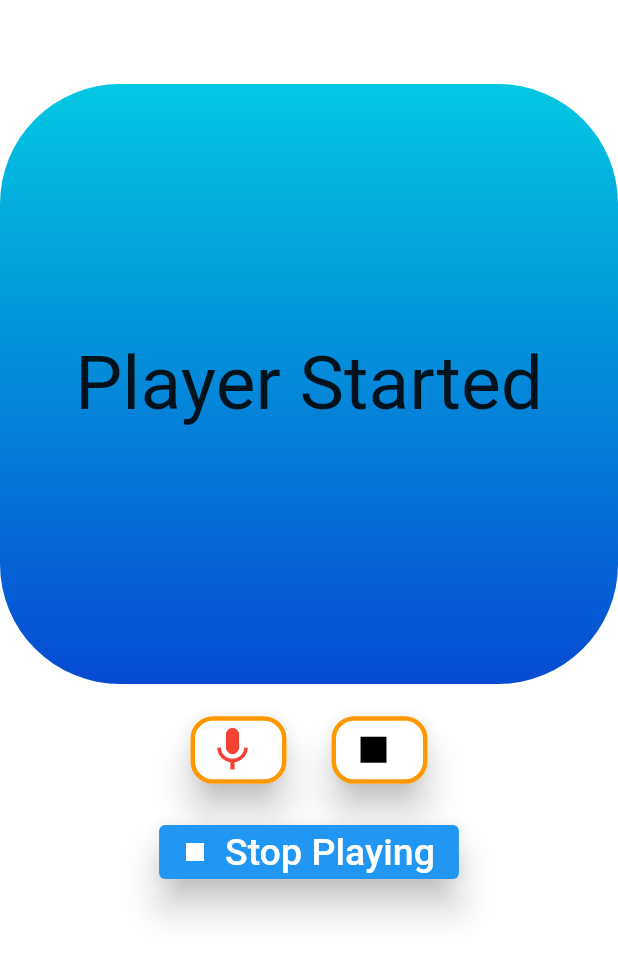
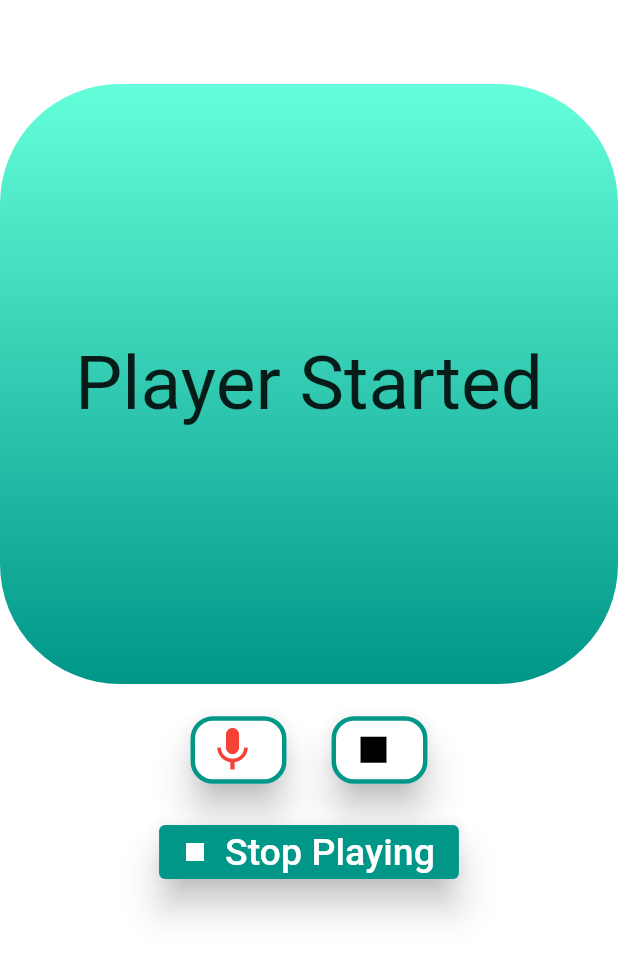
Before and after one commit to ibrahim-cse/audio_recorder, a Flutter app: the screen it shows after launch, after a tap on "Start Playing", on a phone screen of 412 x 824 dp. Shown: the top 958 px of the screen. Run offline on Flutter 3.47's test engine with Material 2 defaults, Android fonts, the phone set to English and light mode, and no system bars; our stand-ins replace assets_audio_player, permission_handler; missing offline and left inert: flutter_sound.

Commit message:
UI Updated

```diff
--- a/lib/main.dart
+++ b/lib/main.dart
@@ -18,11 +18,11 @@ class MyApp extends StatelessWidget {
   Widget build(BuildContext context) {
     return MaterialApp(
       debugShowCheckedModeBanner: false,
-      title: 'Flutter Demo',
+      title: 'Audio Recorder',
       theme: ThemeData(
-        primarySwatch: Colors.blue,
+        primarySwatch: Colors.teal,
       ),
-      home: MyHomePage(title: 'Flutter Demo Home Page'),
+      home: MyHomePage(title: 'Audio Recorder Home Page'),
     );
   }
 }
@@ -41,7 +41,7 @@ class _MyHomePageState extends State<MyHomePage> {
   final audioPlayer = AssetsAudioPlayer();
   String filePath;
   bool _play = false;
-  String _recorderTxt = 'Voice Recorder';
+  String _recorderTxt = 'Audio Recorder';
 
   @override
   void initState() {
@@ -88,8 +88,8 @@ class _MyHomePageState extends State<MyHomePage> {
                     begin: Alignment.topCenter,
                     end: Alignment.bottomCenter,
                     colors: [
-                      Color.fromARGB(255, 2, 199, 226),
-                      Color.fromARGB(255, 6, 75, 210)
+                      Colors.tealAccent,
+                      Colors.teal,
                     ],
                   ),
                   borderRadius: BorderRadius.circular(
@@ -113,7 +113,7 @@ class _MyHomePageState extends State<MyHomePage> {
                   buildElevatedButton(
                     icon: Icons.mic,
                     iconColor: Colors.red,
-                    f: record,
+                    onPress: record,
                   ),
                   SizedBox(
                     width: 30,
@@ -121,7 +121,7 @@ class _MyHomePageState extends State<MyHomePage> {
                   buildElevatedButton(
                     icon: Icons.stop,
                     iconColor: Colors.black,
-                    f: stopRecord,
+                    onPress: stopRecord,
                   ),
                 ],
               ),
@@ -166,12 +166,12 @@ class _MyHomePageState extends State<MyHomePage> {
   }
 
   ElevatedButton buildElevatedButton(
-      {IconData icon, Color iconColor, Function f}) {
+      {IconData icon, Color iconColor, Function onPress}) {
     return ElevatedButton.icon(
       style: ElevatedButton.styleFrom(
         padding: EdgeInsets.all(5.0),
         side: BorderSide(
-          color: Colors.orange,
+          color: Colors.teal,
           width: 3.0,
         ),
         shape: RoundedRectangleBorder(
@@ -180,7 +180,7 @@ class _MyHomePageState extends State<MyHomePage> {
         primary: Colors.white,
         elevation: 10.0,
       ),
-      onPressed: f,
+      onPressed: onPress,
       icon: Icon(
         icon,
         color: iconColor,
```
